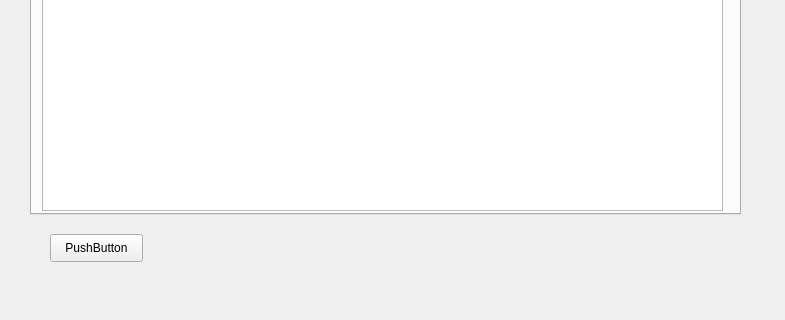
Above: example.ui from SokAnn/phone_book before the change; both pictures show x 0 to 785 and y 366 to 686 of the 785 by 686 pixel window. Below: the same form after it.
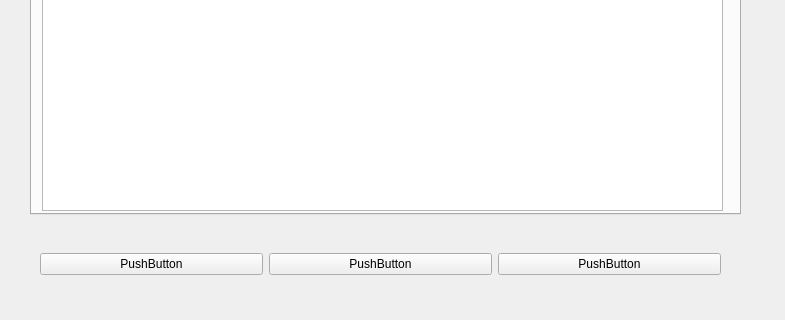
That is the form after the change.

Diff of the .ui file:
```diff
--- a/example.ui
+++ b/example.ui
@@ -270,18 +270,38 @@
      </item>
     </layout>
    </widget>
-   <widget class="QPushButton" name="AddButton">
+   <widget class="QWidget" name="horizontalLayoutWidget_2">
     <property name="geometry">
      <rect>
-      <x>50</x>
-      <y>600</y>
-      <width>93</width>
-      <height>28</height>
+      <x>40</x>
+      <y>590</y>
+      <width>681</width>
+      <height>80</height>
      </rect>
     </property>
-    <property name="text">
-     <string>PushButton</string>
-    </property>
+    <layout class="QHBoxLayout" name="horizontalLayout_2">
+     <item>
+      <widget class="QPushButton" name="AddButton">
+       <property name="text">
+        <string>PushButton</string>
+       </property>
+      </widget>
+     </item>
+     <item>
+      <widget class="QPushButton" name="EditButton">
+       <property name="text">
+        <string>PushButton</string>
+       </property>
+      </widget>
+     </item>
+     <item>
+      <widget class="QPushButton" name="DelButton">
+       <property name="text">
+        <string>PushButton</string>
+       </property>
+      </widget>
+     </item>
+    </layout>
    </widget>
   </widget>
  </widget>
```
